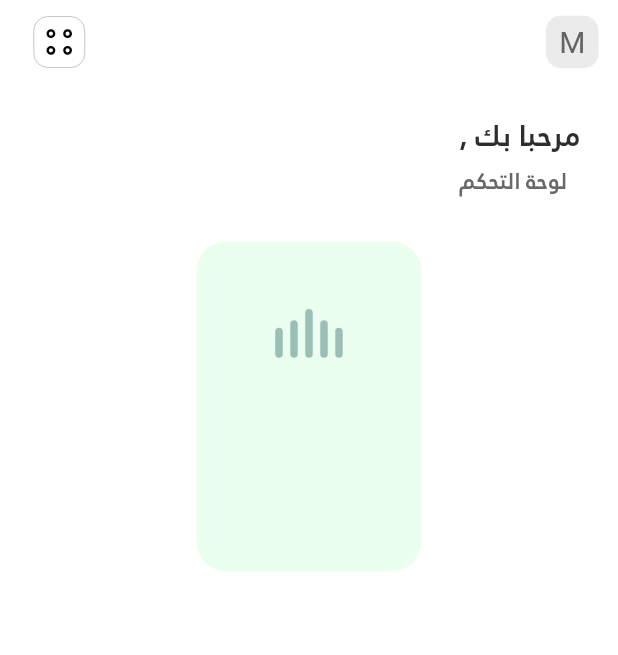
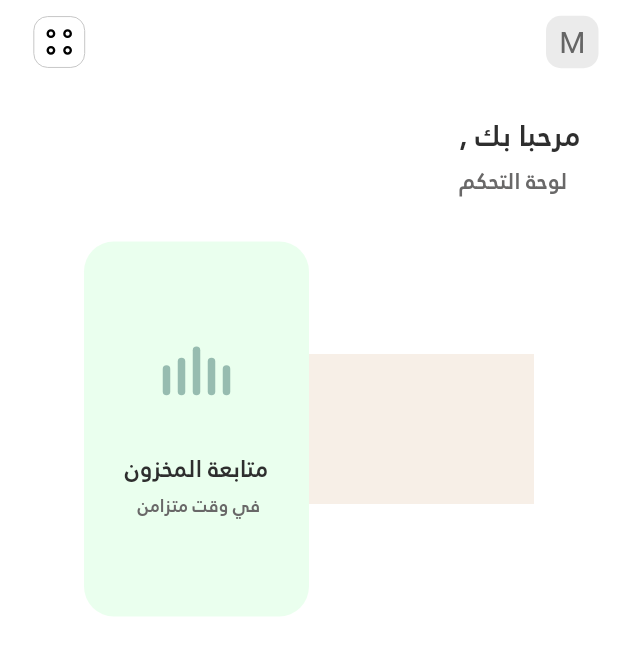
Before and after one commit to mdjeed/igloorealapp, a Flutter app: the HomePage screen opened by its route, on a phone screen of 412 x 824 dp. Shown: the top 655 px of the screen. Run offline on Flutter 3.47's test engine with Material 3 defaults, Android fonts, the phone set to English and light mode, and no system bars; our stand-ins replace animated_custom_dropdown, flutter_svg, shared_preferences; accounts and stored records are empty; network calls fail.

Commit message:
Adjust layout and styling in homepage.dart

```diff
--- a/lib/homepage.dart
+++ b/lib/homepage.dart
@@ -288,27 +288,71 @@
                       mainAxisSize: MainAxisSize.max,
                       children: [
                         Container(
+                          child: Column(
+                            children: [
+                              Container(
+                                width: 150,
+                                height: 100,
+                                decoration:
+                                    BoxDecoration(color: Color(0xFFF7EFE7)),
+                              )
+                            ],
+                          ),
+                        ),
+                        Container(
                           decoration: BoxDecoration(
                               color: Color(0xffafffbe).withOpacity(0.26),
                               borderRadius:
                                   BorderRadius.all(Radius.circular(20))),
                           width: 150,
-                          height: 220,
+                          height: 250,
                           child: Column(
                               crossAxisAlignment: CrossAxisAlignment.center,
                               children: [
                                 Container(
                                     alignment: Alignment.center,
                                     margin: EdgeInsets.only(
-                                      top: 20,
+                                      top: 40,
                                     ),
                                     child: SvgPicture.asset(
                                       'assets/images/activitay.svg',
                                       width: 50.0,
-                                      height: 80.0,
+                                      height: 90.0,
+                                      colorFilter: ColorFilter.mode(
+                                        Color(0xFF5F8F86).withOpacity(0.6),
+                                        BlendMode.srcIn,
+                                      ),
                                     )),
+                                Container(
+                                  child: Column(
+                                    children: [
+                                      Container(
+                                        margin: EdgeInsets.only(top: 10),
+                                        child: Text(
+                                          "متابعة المخزون",
+                                          style: TextStyle(
+                                              fontSize: 16,
+                                              fontFamily: 'arabic',
+                                              color: Color(0xff2e2e2e),
+                                              fontWeight: FontWeight.bold),
+                                        ),
+                                      ),
+                                      Container(
+                                        margin: EdgeInsets.only(top: 4),
+                                        child: Text(
+                                          "في وقت متزامن ",
+                                          style: TextStyle(
+                                              fontFamily: 'arabic',
+                                              fontSize: 12,
+                                              color: Color(0xff696868),
+                                              fontWeight: FontWeight.bold),
+                                        ),
+                                      ),
+                                    ],
+                                  ),
+                                )
                               ]),
-                        )
+                        ),
                       ],
                     ),
                   )
```
